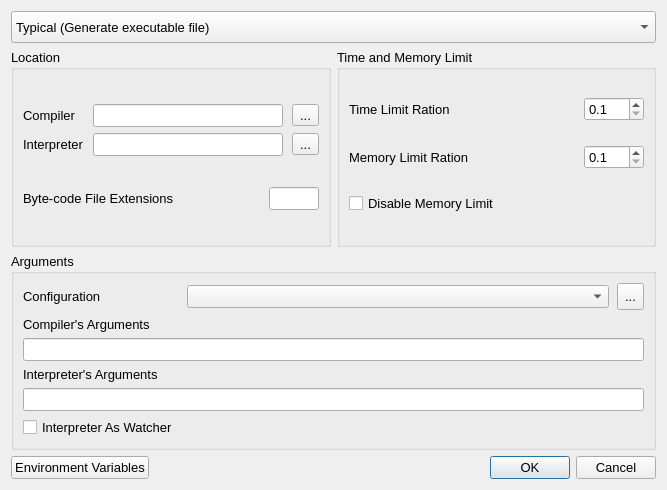
This is src/forms/advancedcompilersettingsdialog.ui in Seather-XS/LemonLime-ng as Qt 5 draws it before an edit. The edited form follows.
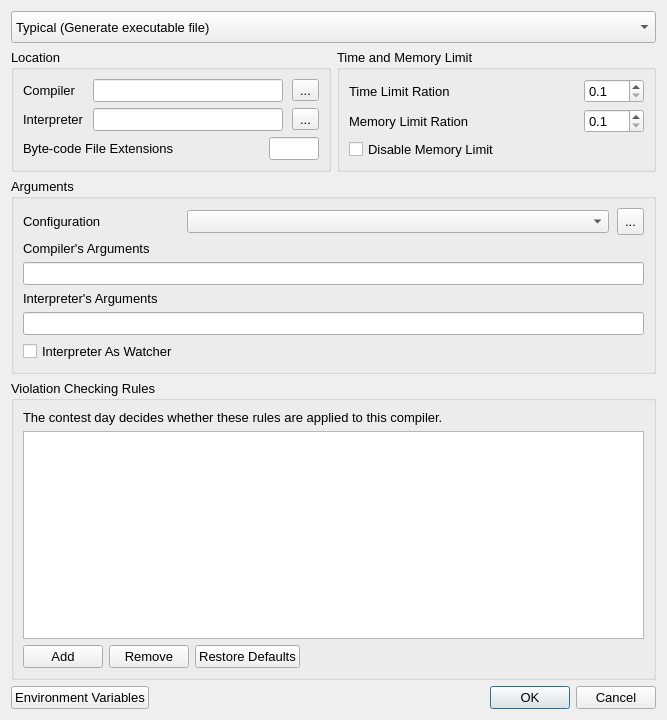
This is the edited form. Icons and pictures are not drawn.

Diff of the .ui file:
```diff
--- a/src/forms/advancedcompilersettingsdialog.ui
+++ b/src/forms/advancedcompilersettingsdialog.ui
@@ -7,7 +7,7 @@
     <x>0</x>
     <y>0</y>
     <width>667</width>
-    <height>490</height>
+    <height>720</height>
    </rect>
   </property>
   <property name="minimumSize">
@@ -365,6 +365,87 @@
      </layout>
     </widget>
    </item>
+   <item>
+    <widget class="QGroupBox" name="violationGroup">
+     <property name="font">
+      <font>
+       <pointsize>10</pointsize>
+      </font>
+     </property>
+     <property name="title">
+      <string>Violation Checking Rules</string>
+     </property>
+     <layout class="QVBoxLayout" name="violationLayout">
+      <property name="spacing">
+       <number>6</number>
+      </property>
+      <item>
+       <widget class="QLabel" name="violationHint">
+        <property name="text">
+         <string>The contest day decides whether these rules are applied to this compiler.</string>
+        </property>
+        <property name="wordWrap">
+         <bool>true</bool>
+        </property>
+       </widget>
+      </item>
+      <item>
+       <widget class="QTableWidget" name="violationTable">
+        <property name="minimumSize">
+         <size>
+          <width>0</width>
+          <height>130</height>
+         </size>
+        </property>
+        <property name="selectionBehavior">
+         <enum>QAbstractItemView::SelectRows</enum>
+        </property>
+        <attribute name="verticalHeaderVisible">
+         <bool>false</bool>
+        </attribute>
+       </widget>
+      </item>
+      <item>
+       <layout class="QHBoxLayout" name="violationButtonLayout">
+        <item>
+         <widget class="QPushButton" name="addViolationRuleButton">
+          <property name="text">
+           <string>Add</string>
+          </property>
+         </widget>
+        </item>
+        <item>
+         <widget class="QPushButton" name="removeViolationRuleButton">
+          <property name="text">
+           <string>Remove</string>
+          </property>
+         </widget>
+        </item>
+        <item>
+         <widget class="QPushButton" name="defaultViolationRulesButton">
+          <property name="text">
+           <string>Restore Defaults</string>
+          </property>
+         </widget>
+        </item>
+        <item>
+         <spacer name="violationSpacer">
+          <property name="orientation">
+           <enum>Qt::Horizontal</enum>
+          </property>
+          <property name="sizeHint" stdset="0">
+           <size>
+            <width>40</width>
+            <height>20</height>
+           </size>
+          </property>
+         </spacer>
+        </item>
+       </layout>
+      </item>
+     </layout>
+    </widget>
+   </item>
    <item>
     <layout class="QHBoxLayout" name="horizontalLayout_2">
      <item>
```
